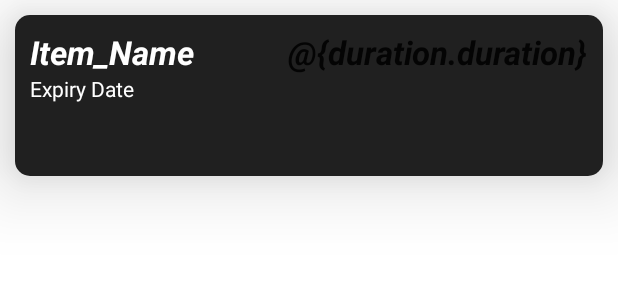
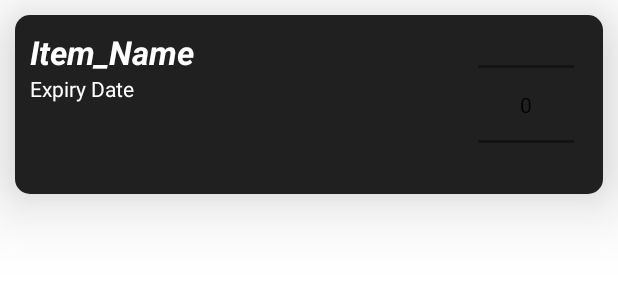
Before and after one commit to Jirat-Man/Hackathon23, an Android app: the layout card_view_item.xml on its own in the app's theme, with its tools: preview values and no code run, on a phone screen of 412 x 824 dp. Shown: the top 300 px of the screen. Run offline under Robolectric (Android 15) with nearby library versions, the phone set to English and light mode, and no system bars.

```diff
--- a/app/build.gradle
+++ b/app/build.gradle
@@ -62,4 +62,8 @@ dependencies {
     implementation "androidx.lifecycle:lifecycle-livedata:$rootProject.lifecycleVersion"
     implementation "androidx.lifecycle:lifecycle-common-java8:$rootProject.lifecycleVersion"
 
+    //Google Vision
+    implementation 'com.google.android.gms:play-services-vision:20.1.3'
+
+    api 'com.theartofdev.edmodo:android-image-cropper:2.8.0'
 }
--- a/app/src/main/java/com/example/pantrymanagement/adaptor/PantryAdaptor.java
+++ b/app/src/main/java/com/example/pantrymanagement/adaptor/PantryAdaptor.java
@@ -4,6 +4,7 @@ import android.annotation.SuppressLint;
 import android.view.LayoutInflater;
 import android.view.View;
 import android.view.ViewGroup;
+import android.widget.NumberPicker;
 import android.widget.TextView;
 
 import androidx.annotation.NonNull;
@@ -67,6 +68,7 @@ public class PantryAdaptor extends RecyclerView.Adapter<PantryAdaptor.PantryHold
         private TextView mDayTillExpiryView;
         private TextView mExpiryDateView;
         private TextView mCommentView;
+        private NumberPicker mNumberPicker;
 
         public PantryHolder(@NonNull View itemView) {
             super(itemView);
@@ -87,6 +89,10 @@ public class PantryAdaptor extends RecyclerView.Adapter<PantryAdaptor.PantryHold
             mDayTillExpiryView = itemView.findViewById(R.id.dayTIllExpiry);
             mExpiryDateView = itemView.findViewById(R.id.ExpiryDate);
             mCommentView = itemView.findViewById(R.id.commentText);
+            mNumberPicker = itemView.findViewById(R.id.numberPicker);
+
+            mNumberPicker.setMinValue(1);
+            mNumberPicker.setMaxValue(10000);
         }
     }
 
--- a/app/src/main/res/layout/activity_main.xml
+++ b/app/src/main/res/layout/activity_main.xml
@@ -19,13 +19,13 @@
                 app:srcCompat="@drawable/ic_launcher_foreground" />
 
             <ImageButton
-                android:id="@+id/shoppingListButton"
+                android:id="@+id/ScanReceiptButton"
                 android:layout_width="match_parent"
                 android:layout_height="wrap_content"
                 app:srcCompat="@drawable/ic_launcher_foreground" />
 
             <ImageButton
-                android:id="@+id/imageButton9"
+                android:id="@+id/ShoppingList"
                 android:layout_width="match_parent"
                 android:layout_height="wrap_content"
                 app:srcCompat="@drawable/ic_launcher_foreground" />
--- a/app/src/main/res/layout/card_view_item.xml
+++ b/app/src/main/res/layout/card_view_item.xml
@@ -7,6 +7,7 @@
     android:layout_marginStart="10dp"
     android:layout_marginTop="10dp"
     android:layout_marginEnd="10dp"
+    app:cardBackgroundColor="@color/white"
     app:cardCornerRadius="10sp"
     app:cardElevation="30sp">
 
@@ -16,15 +17,6 @@
         android:background="#202020"
         android:backgroundTint="#202020"
         android:padding="10dp">
-
-        <TextView
-            android:id="@+id/runDuration"
-            android:layout_width="wrap_content"
-            android:layout_height="wrap_content"
-            android:layout_alignParentEnd="true"
-            android:text="@{duration.duration}"
-            android:textAppearance="@style/TextAppearance.AppCompat.Large"
-            android:textStyle="bold|italic" />
 
         <TextView
             android:id="@+id/ItemName"
@@ -38,31 +30,23 @@
             android:textColor="@color/white"
             android:textStyle="bold|italic" />
 
+        <NumberPicker
+            android:id="@+id/numberPicker"
+            android:layout_width="wrap_content"
+            android:layout_height="99dp"
+            android:layout_alignParentEnd="true"
+            android:layout_marginEnd="9dp" />
+
         <TextView
             android:id="@+id/dayTIllExpiry"
             android:layout_width="wrap_content"
             android:layout_height="wrap_content"
-            android:text="@string/expiry_date"
             android:layout_below="@id/ItemName"
             android:layout_alignParentStart="true"
-            android:layout_toStartOf="@id/runSpeed"
+            android:layout_toStartOf="@id/numberPicker"
+            android:text="@string/expiry_date"
             android:textColor="@color/white" />
 
-        <TextView
-            android:id="@+id/runSpeed"
-            android:layout_width="wrap_content"
-            android:layout_height="wrap_content"
-            android:layout_below="@id/runDuration"
-            android:layout_toStartOf="@id/ms"
-            android:textColor="@color/white" />
-
-        <TextView
-            android:id="@+id/ms"
-            android:layout_width="wrap_content"
-            android:layout_height="wrap_content"
-            android:layout_below="@id/runDuration"
-            android:layout_alignParentEnd="true"
-            android:textColor="@color/white" />
 
         <TextView
             android:id="@+id/rating"
@@ -76,8 +60,8 @@
             android:layout_width="wrap_content"
             android:layout_height="wrap_content"
             android:layout_below="@id/dayTIllExpiry"
-            android:layout_alignParentEnd="true"
             android:layout_toEndOf="@id/rating"
+            android:layout_toStartOf="@id/numberPicker"
             android:textAppearance="@style/TextAppearance.AppCompat.Body2"
             android:textColor="@color/white" />
 
@@ -93,7 +77,7 @@
             android:layout_width="wrap_content"
             android:layout_height="wrap_content"
             android:layout_below="@id/ExpiryDate"
-            android:layout_alignParentEnd="true"
+            android:layout_toStartOf="@id/numberPicker"
             android:layout_toEndOf="@id/comment"
             android:maxLines="1"
             android:textAppearance="@style/TextAppearance.AppCompat.Body2"
--- a/settings.gradle
+++ b/settings.gradle
@@ -10,6 +10,8 @@ dependencyResolutionManagement {
     repositories {
         google()
         mavenCentral()
+        jcenter()
+        maven {url 'https://jitpack.io'}
     }
 }
 rootProject.name = "PantryManagement"
```
Also changed, not shown: app/src/main/AndroidManifest.xml (+10 -4 lines), app/src/main/java/com/example/pantrymanagement/MainActivity.java (+85 -6 lines), app/src/main/java/com/example/pantrymanagement/PantryActivity.java (+16 -0 lines).
